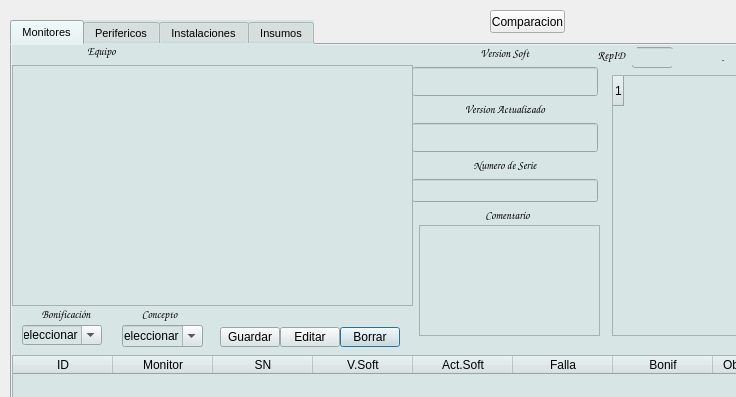
The window that reparaciones.ui (Matias2178/Sistema_Postventa) describes before a commit, drawn with Qt 5; both pictures show x 0 to 736 and y 0 to 397 of the 1298 by 607 pixel window.
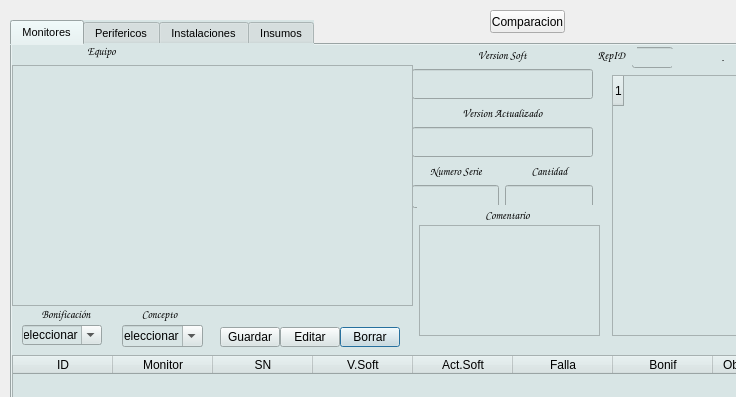
The same window after the commit. The open tabs and pages were chosen to show the change. Icons and pictures are not drawn.

Commit message: Borrado de codigo innecesario Genera un excel con datos para los informes de reparacion Se carga la cantidad en 1 cuando se crea la pantalla de reparaciones y guarda en la base de datos

Diff of the .ui file:
```diff
--- a/reparaciones.ui
+++ b/reparaciones.ui
@@ -487,144 +487,6 @@
       </property>
      </item>
     </widget>
-    <widget class="QWidget" name="layoutWidget">
-     <property name="geometry">
-      <rect>
-       <x>400</x>
-       <y>1</y>
-       <width>186</width>
-       <height>157</height>
-      </rect>
-     </property>
-     <layout class="QVBoxLayout" name="verticalLayout">
-      <item>
-       <widget class="QLabel" name="label_36">
-        <property name="font">
-         <font>
-          <family>Comic Sans MS</family>
-          <pointsize>8</pointsize>
-          <weight>75</weight>
-          <bold>true</bold>
-         </font>
-        </property>
-        <property name="text">
-         <string>Version Soft</string>
-        </property>
-        <property name="alignment">
-         <set>Qt::AlignCenter</set>
-        </property>
-       </widget>
-      </item>
-      <item>
-       <widget class="QLineEdit" name="MON_VSOFT">
-        <property name="font">
-         <font>
-          <family>Times New Roman</family>
-          <pointsize>14</pointsize>
-          <weight>75</weight>
-          <bold>true</bold>
-         </font>
-        </property>
-        <property name="contextMenuPolicy">
-         <enum>Qt::DefaultContextMenu</enum>
-        </property>
-        <property name="layoutDirection">
-         <enum>Qt::LeftToRight</enum>
-        </property>
-        <property name="text">
-         <string/>
-        </property>
-        <property name="alignment">
-         <set>Qt::AlignCenter</set>
-        </property>
-       </widget>
-      </item>
-      <item>
-       <widget class="QLabel" name="label_37">
-        <property name="font">
-         <font>
-          <family>Comic Sans MS</family>
-          <pointsize>8</pointsize>
-          <weight>75</weight>
-          <bold>true</bold>
-         </font>
-        </property>
-        <property name="text">
-         <string>Version Actualizado</string>
-        </property>
-        <property name="alignment">
-         <set>Qt::AlignCenter</set>
-        </property>
-       </widget>
-      </item>
-      <item>
-       <widget class="QLineEdit" name="MON_ACTSOFT">
-        <property name="font">
-         <font>
-          <family>Times New Roman</family>
-          <pointsize>14</pointsize>
-          <weight>75</weight>
-          <bold>true</bold>
-         </font>
-        </property>
-        <property name="contextMenuPolicy">
-         <enum>Qt::DefaultContextMenu</enum>
-        </property>
-        <property name="layoutDirection">
-         <enum>Qt::LeftToRight</enum>
-        </property>
-        <property name="text">
-         <string/>
-        </property>
-        <property name="alignment">
-         <set>Qt::AlignCenter</set>
-        </property>
-       </widget>
-      </item>
-      <item>
-       <widget class="QLabel" name="label_7">
-        <property name="font">
-         <font>
-          <family>Comic Sans MS</family>
-          <pointsize>8</pointsize>
-          <weight>75</weight>
-          <bold>true</bold>
-         </font>
-        </property>
-        <property name="text">
-         <string>Numero de Serie</string>
-        </property>
-        <property name="alignment">
-         <set>Qt::AlignCenter</set>
-        </property>
-       </widget>
-      </item>
-      <item>
-       <widget class="QLineEdit" name="MON_NSerie">
-        <property name="font">
-         <font>
-          <family>Times New Roman</family>
-          <pointsize>10</pointsize>
-          <weight>75</weight>
-          <bold>true</bold>
-         </font>
-        </property>
-        <property name="contextMenuPolicy">
-         <enum>Qt::DefaultContextMenu</enum>
-        </property>
-        <property name="layoutDirection">
-         <enum>Qt::LeftToRight</enum>
-        </property>
-        <property name="text">
-         <string/>
-        </property>
-        <property name="alignment">
-         <set>Qt::AlignCenter</set>
-        </property>
-       </widget>
-      </item>
-     </layout>
-    </widget>
     <widget class="QLabel" name="MAgente">
      <property name="geometry">
       <rect>
@@ -715,6 +577,194 @@
       </item>
      </layout>
     </widget>
+    <widget class="QWidget" name="">
+     <property name="geometry">
+      <rect>
+       <x>400</x>
+       <y>2</y>
+       <width>181</width>
+       <height>161</height>
+      </rect>
+     </property>
+     <layout class="QVBoxLayout" name="verticalLayout">
+      <item>
+       <widget class="QLabel" name="label_36">
+        <property name="font">
+         <font>
+          <family>Comic Sans MS</family>
+          <pointsize>8</pointsize>
+          <weight>75</weight>
+          <bold>true</bold>
+         </font>
+        </property>
+        <property name="text">
+         <string>Version Soft</string>
+        </property>
+        <property name="alignment">
+         <set>Qt::AlignCenter</set>
+        </property>
+       </widget>
+      </item>
+      <item>
+       <widget class="QLineEdit" name="MON_VSOFT">
+        <property name="font">
+         <font>
+          <family>Times New Roman</family>
+          <pointsize>14</pointsize>
+          <weight>75</weight>
+          <bold>true</bold>
+         </font>
+        </property>
+        <property name="contextMenuPolicy">
+         <enum>Qt::DefaultContextMenu</enum>
+        </property>
+        <property name="layoutDirection">
+         <enum>Qt::LeftToRight</enum>
+        </property>
+        <property name="text">
+         <string/>
+        </property>
+        <property name="alignment">
+         <set>Qt::AlignCenter</set>
+        </property>
+       </widget>
+      </item>
+      <item>
+       <widget class="QLabel" name="label_37">
+        <property name="font">
+         <font>
+          <family>Comic Sans MS</family>
+          <pointsize>8</pointsize>
+          <weight>75</weight>
+          <bold>true</bold>
+         </font>
+        </property>
+        <property name="text">
+         <string>Version Actualizado</string>
+        </property>
+        <property name="alignment">
+         <set>Qt::AlignCenter</set>
+        </property>
+       </widget>
+      </item>
+      <item>
+       <widget class="QLineEdit" name="MON_ACTSOFT">
+        <property name="font">
+         <font>
+          <family>Times New Roman</family>
+          <pointsize>14</pointsize>
+          <weight>75</weight>
+          <bold>true</bold>
+         </font>
+        </property>
+        <property name="contextMenuPolicy">
+         <enum>Qt::DefaultContextMenu</enum>
+        </property>
+        <property name="layoutDirection">
+         <enum>Qt::LeftToRight</enum>
+        </property>
+        <property name="text">
+         <string/>
+        </property>
+        <property name="alignment">
+         <set>Qt::AlignCenter</set>
+        </property>
+       </widget>
+      </item>
+      <item>
+       <layout class="QHBoxLayout" name="horizontalLayout_3">
+        <item>
+         <widget class="QLabel" name="label_7">
+          <property name="font">
+           <font>
+            <family>Comic Sans MS</family>
+            <pointsize>8</pointsize>
+            <weight>75</weight>
+            <bold>true</bold>
+           </font>
+          </property>
+          <property name="text">
+           <string>Numero Serie</string>
+          </property>
+          <property name="alignment">
+           <set>Qt::AlignCenter</set>
+          </property>
+         </widget>
+        </item>
+        <item>
+         <widget class="QLabel" name="label_11">
+          <property name="font">
+           <font>
+            <family>Comic Sans MS</family>
+            <pointsize>8</pointsize>
+            <weight>75</weight>
+            <bold>true</bold>
+           </font>
+          </property>
+          <property name="text">
+           <string>Cantidad</string>
+          </property>
+          <property name="alignment">
+           <set>Qt::AlignCenter</set>
+          </property>
+         </widget>
+        </item>
+       </layout>
+      </item>
+      <item>
+       <layout class="QHBoxLayout" name="horizontalLayout_2">
+        <item>
+         <widget class="QLineEdit" name="MON_NSerie">
+          <property name="font">
+           <font>
+            <family>Times New Roman</family>
+            <pointsize>10</pointsize>
+            <weight>75</weight>
+            <bold>true</bold>
+           </font>
+          </property>
+          <property name="contextMenuPolicy">
+           <enum>Qt::DefaultContextMenu</enum>
+          </property>
+          <property name="layoutDirection">
+           <enum>Qt::LeftToRight</enum>
+          </property>
+          <property name="text">
+           <string/>
+          </property>
+          <property name="alignment">
+           <set>Qt::AlignCenter</set>
+          </property>
+         </widget>
+        </item>
+        <item>
+         <widget class="QLineEdit" name="MonCantidad">
+          <property name="font">
+           <font>
+            <family>Times New Roman</family>
+            <pointsize>10</pointsize>
+            <weight>75</weight>
+            <bold>true</bold>
+           </font>
+          </property>
+          <property name="contextMenuPolicy">
+           <enum>Qt::DefaultContextMenu</enum>
+          </property>
+          <property name="layoutDirection">
+           <enum>Qt::LeftToRight</enum>
+          </property>
+          <property name="text">
+           <string/>
+          </property>
+          <property name="alignment">
+           <set>Qt::AlignCenter</set>
+          </property>
+         </widget>
+        </item>
+       </layout>
+      </item>
+     </layout>
+    </widget>
     <zorder>layoutWidget</zorder>
     <zorder>MON_BON</zorder>
     <zorder>MON_COM</zorder>
```
Left out of the diff: 200 changed lines with no effect on the pictures. The commit also changes 16 other files.
